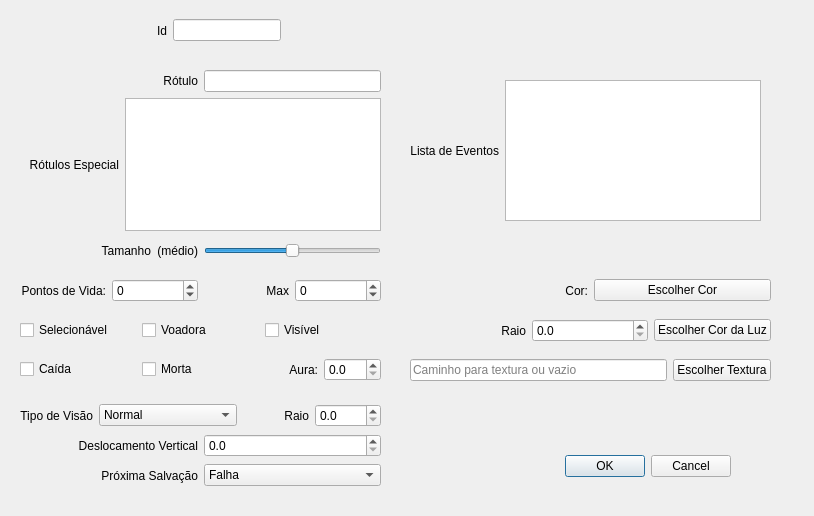
Above: ifg/qt/ui/entidade.ui from matferib/tabuleiro-virtual before the change. Below: the same form after it.
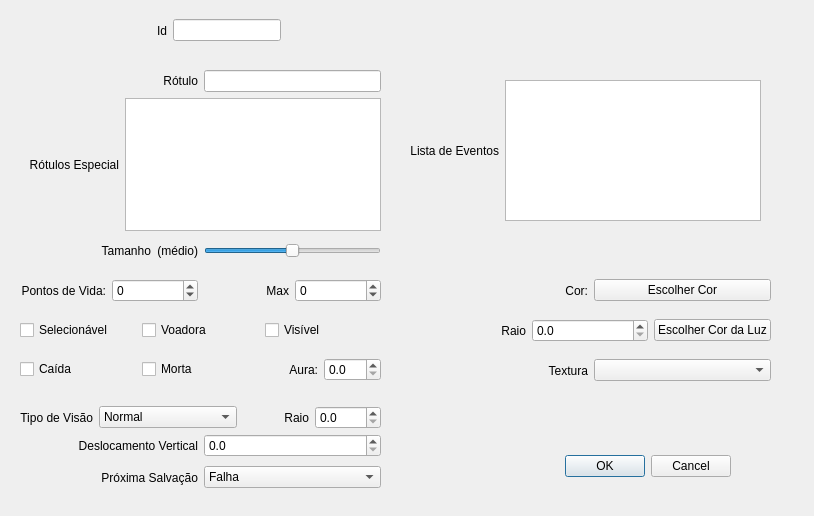
That is the form after the change.

Commit message: ui de entidade com combo para textura

Patch:
```diff
--- a/ifg/qt/ui/entidade.ui
+++ b/ifg/qt/ui/entidade.ui
@@ -240,24 +240,17 @@
    </property>
    <layout class="QHBoxLayout" name="horizontalLayout_6">
     <item>
-     <widget class="QLineEdit" name="linha_textura">
-      <property name="toolTip">
-       <string>Textura da entidade.</string>
+     <widget class="QLabel" name="label_15">
+      <property name="text">
+       <string>Textura</string>
       </property>
-      <property name="readOnly">
-       <bool>false</bool>
-      </property>
-      <property name="placeholderText">
-       <string>Caminho para textura ou vazio</string>
+      <property name="alignment">
+       <set>Qt::AlignRight|Qt::AlignTrailing|Qt::AlignVCenter</set>
       </property>
      </widget>
     </item>
     <item>
-     <widget class="QPushButton" name="botao_textura">
-      <property name="text">
-       <string>Escolher Textura</string>
-      </property>
-     </widget>
+     <widget class="QComboBox" name="combo_textura"/>
     </item>
    </layout>
   </widget>
@@ -483,7 +476,7 @@
      <x>20</x>
      <y>460</y>
      <width>361</width>
-     <height>31</height>
+     <height>35</height>
     </rect>
    </property>
    <layout class="QHBoxLayout" name="horizontalLayout_16">
@@ -636,7 +629,7 @@
      <x>20</x>
      <y>400</y>
      <width>361</width>
-     <height>31</height>
+     <height>35</height>
     </rect>
    </property>
    <layout class="QHBoxLayout" name="horizontalLayout_20">
```
The commit also changes 1 other file.
